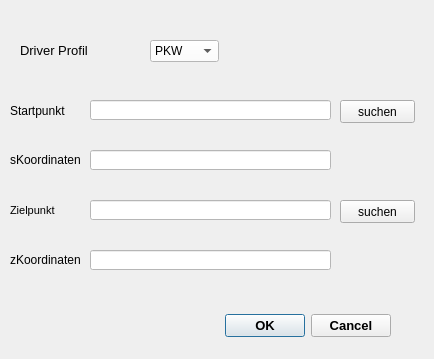
Above: routing_umweltzone/routing_umweltzone_dialog_base.ui from Ludovic2035/Routing-Umweltzone before the change. Below: the same form after it.
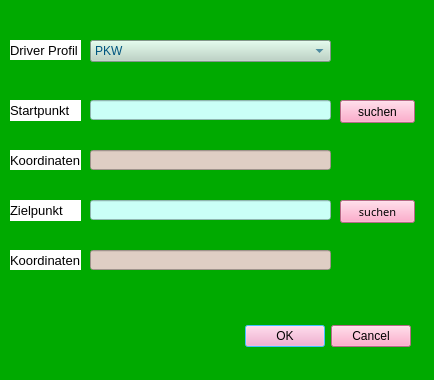
That is the form after the change.

Commit message: unterschiedliche Profile von Fahrer verfügbar,

The edit to the form file:
```diff
--- a/routing_umweltzone/routing_umweltzone_dialog_base.ui
+++ b/routing_umweltzone/routing_umweltzone_dialog_base.ui
@@ -7,7 +7,7 @@
     <x>0</x>
     <y>0</y>
     <width>434</width>
-    <height>359</height>
+    <height>380</height>
    </rect>
   </property>
   <property name="font">
@@ -21,7 +21,7 @@
    <string>Routing Umweltzone</string>
   </property>
   <property name="styleSheet">
-   <string notr="true"/>
+   <string notr="true">background-color: rgb(0, 170, 0);</string>
   </property>
   <widget class="QDialogButtonBox" name="button_box">
    <property name="enabled">
@@ -29,22 +29,29 @@
    </property>
    <property name="geometry">
     <rect>
-     <x>220</x>
-     <y>310</y>
+     <x>240</x>
+     <y>320</y>
      <width>171</width>
      <height>32</height>
     </rect>
    </property>
    <property name="font">
     <font>
-     <pointsize>10</pointsize>
-     <weight>75</weight>
-     <bold>true</bold>
+     <family>Arial Black</family>
+     <pointsize>8</pointsize>
+     <weight>11</weight>
+     <italic>false</italic>
+     <bold>false</bold>
      <kerning>true</kerning>
     </font>
    </property>
    <property name="styleSheet">
-    <string notr="true"/>
+    <string notr="true">background-color: rgb(255, 148, 189);
+font: 87 8pt &quot;Arial Black&quot;;
+selection-color: rgb(255, 255, 255);
+selection-background-color: rgb(0, 170, 255);
+selection-color: rgb(255, 255, 255);
+border-color: rgb(0, 0, 0);</string>
    </property>
    <property name="orientation">
     <enum>Qt::Horizontal</enum>
@@ -62,15 +69,25 @@
      <height>21</height>
     </rect>
    </property>
+   <property name="minimumSize">
+    <size>
+     <width>71</width>
+     <height>21</height>
+    </size>
+   </property>
    <property name="font">
     <font>
-     <weight>50</weight>
+     <family>Arial</family>
+     <pointsize>10</pointsize>
+     <weight>9</weight>
+     <italic>false</italic>
      <bold>false</bold>
      <kerning>true</kerning>
     </font>
    </property>
    <property name="styleSheet">
-    <string notr="true"/>
+    <string notr="true">background-color: rgb(255, 255, 255);
+font: 75 10pt &quot;Arial&quot;;</string>
    </property>
    <property name="text">
     <string>Startpunkt</string>
@@ -85,16 +102,25 @@
      <height>21</height>
     </rect>
    </property>
+   <property name="minimumSize">
+    <size>
+     <width>71</width>
+     <height>21</height>
+    </size>
+   </property>
    <property name="font">
     <font>
-     <pointsize>8</pointsize>
-     <weight>50</weight>
+     <family>Arial</family>
+     <pointsize>10</pointsize>
+     <weight>9</weight>
+     <italic>false</italic>
      <bold>false</bold>
      <kerning>true</kerning>
     </font>
    </property>
    <property name="styleSheet">
-    <string notr="true"/>
+    <string notr="true">background-color: rgb(255, 255, 255);
+font: 75 10pt &quot;Arial&quot;;</string>
    </property>
    <property name="midLineWidth">
     <number>3</number>
@@ -106,23 +132,32 @@
   <widget class="QLabel" name="Driver">
    <property name="geometry">
     <rect>
-     <x>20</x>
+     <x>10</x>
      <y>40</y>
-     <width>101</width>
+     <width>71</width>
      <height>20</height>
     </rect>
    </property>
+   <property name="minimumSize">
+    <size>
+     <width>71</width>
+     <height>20</height>
+    </size>
+   </property>
    <property name="font">
     <font>
      <family>Arial</family>
      <pointsize>10</pointsize>
-     <weight>50</weight>
+     <weight>9</weight>
+     <italic>false</italic>
      <bold>false</bold>
      <kerning>true</kerning>
     </font>
    </property>
    <property name="styleSheet">
-    <string notr="true"/>
+    <string notr="true">background-color: rgb(255, 255, 255);
+
+font: 75 10pt &quot;Arial&quot;;</string>
    </property>
    <property name="text">
     <string>Driver Profil</string>
@@ -138,7 +173,12 @@
     </rect>
    </property>
    <property name="styleSheet">
-    <string notr="true"/>
+    <string notr="true">background-color: rgb(255, 148, 189);
+font: 87 8pt &quot;Arial Black&quot;;
+selection-color: rgb(255, 255, 255);
+selection-background-color: rgb(0, 170, 255);
+selection-color: rgb(255, 255, 255);
+border-color: rgb(0, 0, 0);</string>
    </property>
    <property name="text">
     <string>suchen</string>
@@ -155,7 +195,9 @@
    </property>
    <property name="font">
     <font>
-     <weight>50</weight>
+     <family>Arial Black</family>
+     <pointsize>8</pointsize>
+     <weight>11</weight>
      <italic>false</italic>
      <bold>false</bold>
      <underline>false</underline>
@@ -164,7 +206,12 @@
     </font>
    </property>
    <property name="styleSheet">
-    <string notr="true"/>
+    <string notr="true">background-color: rgb(255, 148, 189);
+font: 87 8pt &quot;Arial Black&quot;;
+selection-color: rgb(255, 255, 255);
+selection-background-color: rgb(0, 170, 255);
+selection-color: rgb(255, 255, 255);
+border-color: rgb(0, 0, 0);</string>
    </property>
    <property name="text">
     <string>suchen</string>
@@ -180,7 +227,7 @@
     </rect>
    </property>
    <property name="styleSheet">
-    <string notr="true">background-color:rgb(255, 255, 255)</string>
+    <string notr="true">background-color: rgb(202, 255, 247);</string>
    </property>
   </widget>
   <widget class="QLineEdit" name="zielRouting">
@@ -193,20 +240,23 @@
     </rect>
    </property>
    <property name="styleSheet">
-    <string notr="true">background-color:rgb(255, 255, 255)</string>
+    <string notr="true">background-color: rgb(202, 255, 247);</string>
    </property>
   </widget>
   <widget class="QComboBox" name="comboBoxProfil">
    <property name="geometry">
     <rect>
-     <x>150</x>
+     <x>90</x>
      <y>40</y>
-     <width>69</width>
+     <width>241</width>
      <height>22</height>
     </rect>
    </property>
    <property name="styleSheet">
-    <string notr="true">background-color:rgb(255, 255, 255)</string>
+    <string notr="true">background-color: rgb(184, 211, 195);
+color: rgb(0, 85, 127);
+alternate-background-color: rgb(255, 0, 0);
+font: 87 10pt &quot;Arial&quot;;</string>
    </property>
    <item>
     <property name="text">
@@ -229,7 +279,7 @@
     </rect>
    </property>
    <property name="styleSheet">
-    <string notr="true">background-color:rgb(255, 255, 255)</string>
+    <string notr="true">background-color: rgb(223, 206, 196);</string>
    </property>
   </widget>
   <widget class="QLineEdit" name="zielKoordinaten">
@@ -242,7 +292,7 @@
     </rect>
    </property>
    <property name="styleSheet">
-    <string notr="true">background-color:rgb(255, 255, 255)</string>
+    <string notr="true">background-color: rgb(223, 206, 196);</string>
    </property>
   </widget>
   <widget class="QLabel" name="startpunktKoord">
@@ -254,18 +304,28 @@
      <height>20</height>
     </rect>
    </property>
+   <property name="minimumSize">
+    <size>
+     <width>71</width>
+     <height>20</height>
+    </size>
+   </property>
    <property name="font">
     <font>
-     <weight>50</weight>
+     <family>Arial</family>
+     <pointsize>10</pointsize>
+     <weight>9</weight>
+     <italic>false</italic>
      <bold>false</bold>
      <kerning>true</kerning>
     </font>
    </property>
    <property name="styleSheet">
-    <string notr="true"/>
+    <string notr="true">background-color: rgb(255, 255, 255);
+font: 75 10pt &quot;Arial&quot;;</string>
    </property>
    <property name="text">
-    <string>sKoordinaten</string>
+    <string>Koordinaten</string>
    </property>
   </widget>
   <widget class="QLabel" name="zielpunktKoord">
@@ -277,18 +337,28 @@
      <height>20</height>
     </rect>
    </property>
+   <property name="minimumSize">
+    <size>
+     <width>71</width>
+     <height>20</height>
+    </size>
+   </property>
    <property name="font">
     <font>
-     <weight>50</weight>
+     <family>Arial</family>
+     <pointsize>10</pointsize>
+     <weight>9</weight>
+     <italic>false</italic>
      <bold>false</bold>
      <kerning>true</kerning>
     </font>
    </property>
    <property name="styleSheet">
-    <string notr="true"/>
+    <string notr="true">background-color: rgb(255, 255, 255);
+font: 75 10pt &quot;Arial&quot;;</string>
    </property>
    <property name="text">
-    <string>zKoordinaten</string>
+    <string>Koordinaten</string>
    </property>
   </widget>
  </widget>
```
The commit also changes 1 other file.
